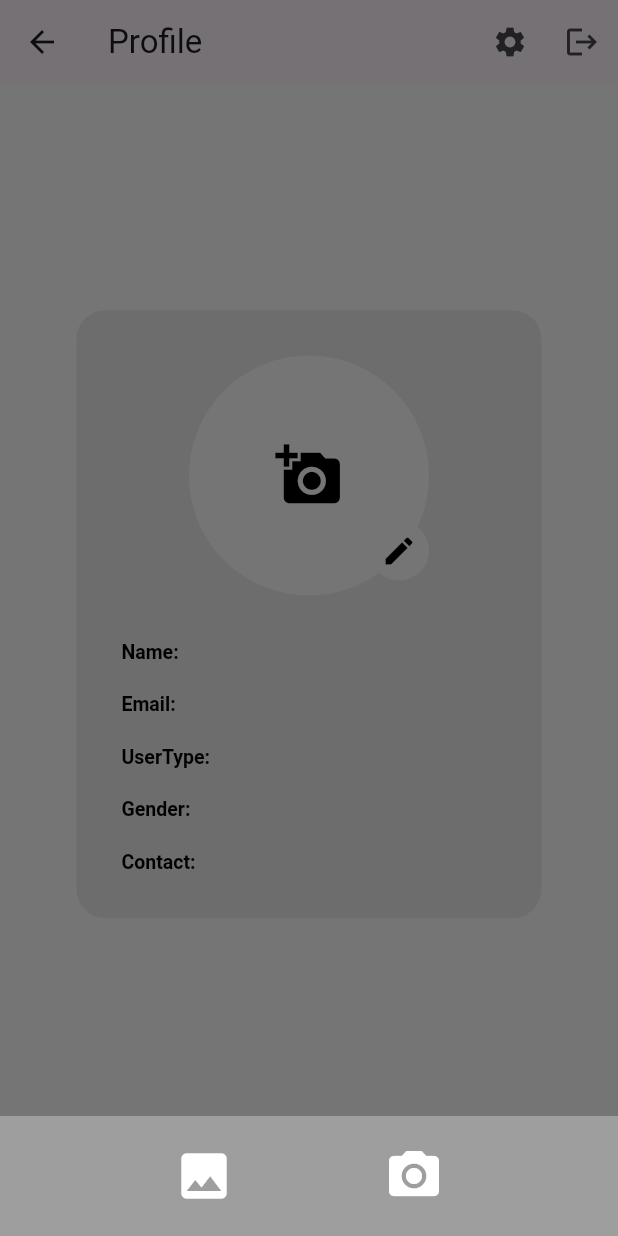
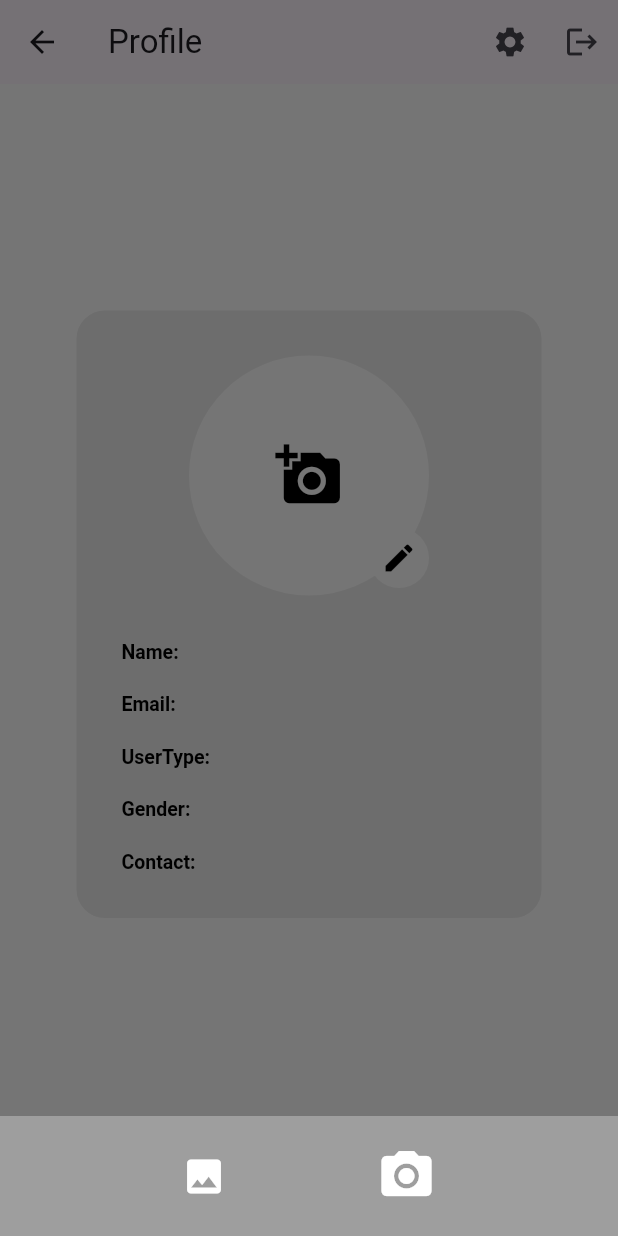
Before and after one commit to KeithMuwanguzi/simbula, a Flutter app: the Profile screen opened by its route, after a tap on the "mode" icon, on a phone screen of 412 x 824 dp. Run offline on Flutter 3.47's test engine with Material 3 defaults, Android fonts, the light colour scheme and no system bars; our stand-ins replace badges, cloud_firestore, connectivity_plus, firebase_auth, firebase_core, firebase_database and 9 more; missing offline and left inert: flutter_polyline_points; accounts and stored records are empty; statements that could not run were skipped.

Commit message:
touch-ups

```diff
--- a/lib/features/profile/presentation/profile.dart
+++ b/lib/features/profile/presentation/profile.dart
@@ -102,7 +102,7 @@ class Profile extends GetView<ProfileController> {
                       children: [
                         userProfilePic(controller, context),
                         Positioned(
-                          bottom: 10,
+                          bottom: 5,
                           right: 0,
                           child: GestureDetector(
                             onTap: () {
@@ -121,7 +121,7 @@ class Profile extends GetView<ProfileController> {
                                         },
                                         child: const Icon(
                                           Icons.photo,
-                                          size: 40,
+                                          size: 30,
                                           color: Colors.white,
                                         ),
                                       ),
```
Also changed, not shown: lib/features/home/presentation/home.dart (+7 -16 lines).
